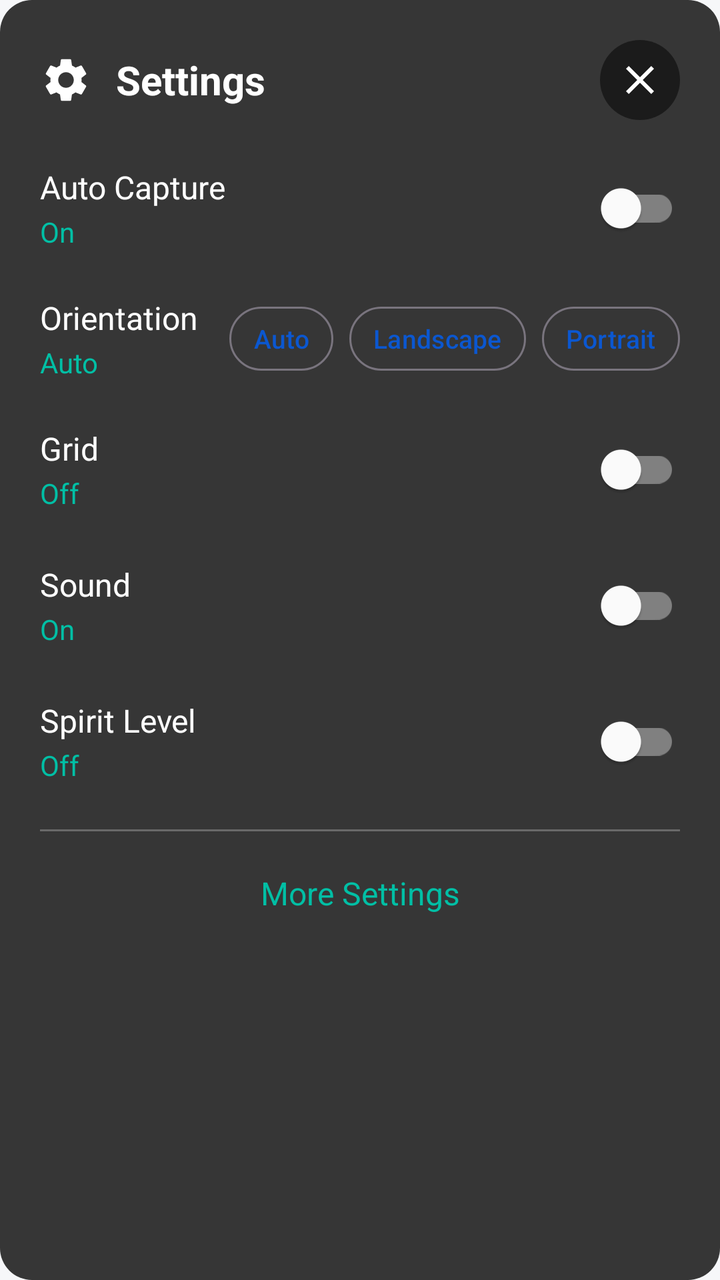
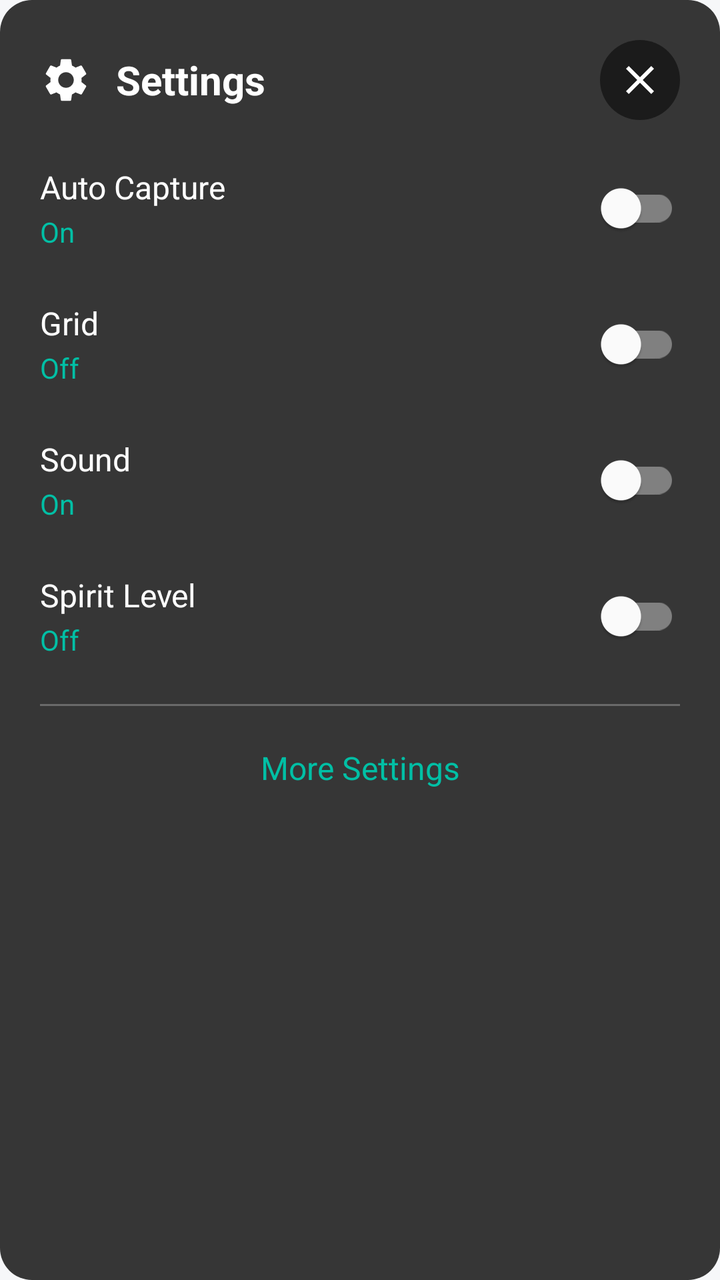

An Android layout rendered at two revisions. The XML below is the earlier revision; the diff shows what the commit changed to produce the second picture.
<!-- AndroidManifest.xml: application theme Theme.Hakunaa -->
<!-- res/layout/dialog_scanner_settings.xml -->
<?xml version="1.0" encoding="utf-8"?>
<LinearLayout xmlns:android="http://schemas.android.com/apk/res/android"
    xmlns:app="http://schemas.android.com/apk/res-auto"
    android:layout_width="match_parent"
    android:layout_height="wrap_content"
    android:background="@drawable/dialog_dark_bg"
    android:orientation="vertical"
    android:padding="20dp">

    
    <LinearLayout
        android:layout_width="match_parent"
        android:layout_height="wrap_content"
        android:gravity="center_vertical"
        android:orientation="horizontal">

        <ImageView
            android:layout_width="26dp"
            android:layout_height="26dp"
            android:src="@drawable/ic_settings"
            android:tint="#FFFFFF" />

        <TextView
            android:layout_width="0dp"
            android:layout_height="wrap_content"
            android:layout_marginStart="12dp"
            android:layout_weight="1"
            android:text="Settings"
            android:textColor="#FFFFFF"
            android:textSize="20sp"
            android:textStyle="bold" />

        <ImageButton
            android:id="@+id/btnCloseSettings"
            android:layout_width="40dp"
            android:layout_height="40dp"
            android:background="@drawable/circle_button_bg"
            android:contentDescription="Close"
            android:src="@drawable/ic_close"
            android:tint="#FFFFFF" />
    </LinearLayout>

    
    <LinearLayout
        android:layout_width="match_parent"
        android:layout_height="wrap_content"
        android:layout_marginTop="20dp"
        android:gravity="center_vertical"
        android:orientation="horizontal">

        <LinearLayout
            android:layout_width="0dp"
            android:layout_height="wrap_content"
            android:layout_weight="1"
            android:orientation="vertical">

            <TextView
                android:layout_width="wrap_content"
                android:layout_height="wrap_content"
                android:text="Auto Capture"
                android:textColor="#FFFFFF"
                android:textSize="16sp" />

            <TextView
                android:id="@+id/tvAutoCaptureState"
                android:layout_width="wrap_content"
                android:layout_height="wrap_content"
                android:layout_marginTop="2dp"
                android:text="On"
                android:textColor="#00BFA5"
                android:textSize="14sp" />
        </LinearLayout>

        <com.google.android.material.switchmaterial.SwitchMaterial
            android:id="@+id/swAutoCapture"
            android:layout_width="wrap_content"
            android:layout_height="wrap_content"
            app:thumbTint="@color/switch_thumb"
            app:trackTint="@color/switch_track" />
    </LinearLayout>

    
    <LinearLayout
        android:layout_width="match_parent"
        android:layout_height="wrap_content"
        android:layout_marginTop="20dp"
        android:gravity="center_vertical"
        android:orientation="horizontal">

        <LinearLayout
            android:layout_width="0dp"
            android:layout_height="wrap_content"
            android:layout_weight="1"
            android:orientation="vertical">

            <TextView
                android:layout_width="wrap_content"
                android:layout_height="wrap_content"
                android:text="Orientation"
                android:textColor="#FFFFFF"
                android:textSize="16sp" />

            <TextView
                android:id="@+id/tvOrientationState"
                android:layout_width="wrap_content"
                android:layout_height="wrap_content"
                android:layout_marginTop="2dp"
                android:text="Auto"
                android:textColor="#00BFA5"
                android:textSize="14sp" />
        </LinearLayout>

        <LinearLayout
            android:layout_width="wrap_content"
            android:layout_height="wrap_content"
            android:orientation="horizontal">

            <com.google.android.material.button.MaterialButton
                android:id="@+id/btnOrientationAuto"
                android:layout_width="wrap_content"
                android:layout_height="40dp"
                android:minWidth="0dp"
                android:paddingStart="12dp"
                android:paddingEnd="12dp"
                android:text="Auto"
                android:textSize="13sp"
                style="@style/Widget.Material3.Button.OutlinedButton" />

            <com.google.android.material.button.MaterialButton
                android:id="@+id/btnOrientationLandscape"
                android:layout_width="wrap_content"
                android:layout_height="40dp"
                android:layout_marginStart="8dp"
                android:minWidth="0dp"
                android:paddingStart="12dp"
                android:paddingEnd="12dp"
                android:text="Landscape"
                android:textSize="13sp"
                style="@style/Widget.Material3.Button.OutlinedButton" />

            <com.google.android.material.button.MaterialButton
                android:id="@+id/btnOrientationPortrait"
                android:layout_width="wrap_content"
                android:layout_height="40dp"
                android:layout_marginStart="8dp"
                android:minWidth="0dp"
                android:paddingStart="12dp"
                android:paddingEnd="12dp"
                android:text="Portrait"
                android:textSize="13sp"
                style="@style/Widget.Material3.Button.OutlinedButton" />
        </LinearLayout>
    </LinearLayout>

    
    <LinearLayout
        android:layout_width="match_parent"
        android:layout_height="wrap_content"
        android:layout_marginTop="20dp"
        android:gravity="center_vertical"
        android:orientation="horizontal">

        <LinearLayout
            android:layout_width="0dp"
            android:layout_height="wrap_content"
            android:layout_weight="1"
            android:orientation="vertical">

            <TextView
                android:layout_width="wrap_content"
                android:layout_height="wrap_content"
                android:text="Grid"
                android:textColor="#FFFFFF"
                android:textSize="16sp" />

            <TextView
                android:id="@+id/tvGridState"
                android:layout_width="wrap_content"
                android:layout_height="wrap_content"
                android:layout_marginTop="2dp"
                android:text="Off"
                android:textColor="#00BFA5"
                android:textSize="14sp" />
        </LinearLayout>

        <com.google.android.material.switchmaterial.SwitchMaterial
            android:id="@+id/swGrid"
            android:layout_width="wrap_content"
            android:layout_height="wrap_content"
            app:thumbTint="@color/switch_thumb"
            app:trackTint="@color/switch_track" />
    </LinearLayout>

    
    <LinearLayout
        android:layout_width="match_parent"
        android:layout_height="wrap_content"
        android:layout_marginTop="20dp"
        android:gravity="center_vertical"
        android:orientation="horizontal">

        <LinearLayout
            android:layout_width="0dp"
            android:layout_height="wrap_content"
            android:layout_weight="1"
            android:orientation="vertical">

            <TextView
                android:layout_width="wrap_content"
                android:layout_height="wrap_content"
                android:text="Sound"
                android:textColor="#FFFFFF"
                android:textSize="16sp" />

            <TextView
                android:id="@+id/tvSoundState"
                android:layout_width="wrap_content"
                android:layout_height="wrap_content"
                android:layout_marginTop="2dp"
                android:text="On"
                android:textColor="#00BFA5"
                android:textSize="14sp" />
        </LinearLayout>

        <com.google.android.material.switchmaterial.SwitchMaterial
            android:id="@+id/swSound"
            android:layout_width="wrap_content"
            android:layout_height="wrap_content"
            app:thumbTint="@color/switch_thumb"
            app:trackTint="@color/switch_track" />
    </LinearLayout>

    
    <LinearLayout
        android:layout_width="match_parent"
        android:layout_height="wrap_content"
        android:layout_marginTop="20dp"
        android:gravity="center_vertical"
        android:orientation="horizontal">

        <LinearLayout
            android:layout_width="0dp"
            android:layout_height="wrap_content"
            android:layout_weight="1"
            android:orientation="vertical">

            <TextView
                android:layout_width="wrap_content"
                android:layout_height="wrap_content"
                android:text="Spirit Level"
                android:textColor="#FFFFFF"
                android:textSize="16sp" />

            <TextView
                android:id="@+id/tvSpiritLevelState"
                android:layout_width="wrap_content"
                android:layout_height="wrap_content"
                android:layout_marginTop="2dp"
                android:text="Off"
                android:textColor="#00BFA5"
                android:textSize="14sp" />
        </LinearLayout>

        <com.google.android.material.switchmaterial.SwitchMaterial
            android:id="@+id/swSpiritLevel"
            android:layout_width="wrap_content"
            android:layout_height="wrap_content"
            app:thumbTint="@color/switch_thumb"
            app:trackTint="@color/switch_track" />
    </LinearLayout>

    
    <View
        android:layout_width="match_parent"
        android:layout_height="1dp"
        android:layout_marginTop="20dp"
        android:background="#40FFFFFF" />

    
    <TextView
        android:id="@+id/tvMoreSettings"
        android:layout_width="match_parent"
        android:layout_height="wrap_content"
        android:layout_marginTop="16dp"
        android:gravity="center"
        android:padding="4dp"
        android:text="More Settings"
        android:textColor="#00BFA5"
        android:textSize="16sp" />
</LinearLayout>
<!-- resources referenced by this layout -->
<resources>
  <!-- drawable circle_button_bg (drawable) -->
  <?xml version="1.0" encoding="utf-8"?>
  <shape xmlns:android="http://schemas.android.com/apk/res/android"
      android:shape="oval">
      <solid android:color="#80000000" />
  </shape>
  <!-- drawable dialog_dark_bg (drawable) -->
  <?xml version="1.0" encoding="utf-8"?>
  <shape xmlns:android="http://schemas.android.com/apk/res/android"
      android:shape="rectangle">
      <solid android:color="#E6222222" />
      <corners android:radius="16dp" />
  </shape>
  <!-- drawable ic_close (drawable) -->
  <?xml version="1.0" encoding="utf-8"?>
  <vector xmlns:android="http://schemas.android.com/apk/res/android"
      android:width="24dp"
      android:height="24dp"
      android:viewportWidth="24"
      android:viewportHeight="24">
      <path
          android:fillColor="#000000"
          android:pathData="M19,6.41L17.59,5 12,10.59 6.41,5 5,6.41 10.59,12 5,17.59 6.41,19 12,13.41 17.59,19 19,17.59 13.41,12z" />
  </vector>
  <!-- drawable ic_settings (drawable) -->
  <?xml version="1.0" encoding="utf-8"?>
  <vector xmlns:android="http://schemas.android.com/apk/res/android"
      android:width="24dp"
      android:height="24dp"
      android:viewportWidth="24"
      android:viewportHeight="24">
      <path
          android:fillColor="#FFFFFF"
          android:pathData="M19.14,12.94c0.04,-0.3 0.06,-0.61 0.06,-0.94c0,-0.32 -0.02,-0.64 -0.07,-0.94l2.03,-1.58c0.18,-0.14 0.23,-0.41 0.12,-0.61l-1.92,-3.32c-0.12,-0.22 -0.37,-0.29 -0.59,-0.22l-2.39,0.96c-0.5,-0.38 -1.03,-0.7 -1.62,-0.94L14.4,2.81c-0.04,-0.24 -0.24,-0.41 -0.48,-0.41h-3.84c-0.24,0 -0.43,0.17 -0.47,0.41L9.25,5.35C8.66,5.59 8.12,5.92 7.63,6.29L5.24,5.33c-0.22,-0.08 -0.47,0 -0.59,0.22L2.74,8.87C2.62,9.08 2.66,9.34 2.86,9.48l2.03,1.58C4.84,11.36 4.8,11.69 4.8,12s0.02,0.64 0.07,0.94l-2.03,1.58c-0.18,0.14 -0.23,0.41 -0.12,0.61l1.92,3.32c0.12,0.22 0.37,0.29 0.59,0.22l2.39,-0.96c0.5,0.38 1.03,0.7 1.62,0.94l0.36,2.54c0.05,0.24 0.24,0.41 0.48,0.41h3.84c0.24,0 0.44,-0.17 0.47,-0.41l0.36,-2.54c0.59,-0.24 1.13,-0.56 1.62,-0.94l2.39,0.96c0.22,0.08 0.47,0 0.59,-0.22l1.92,-3.32c0.12,-0.22 0.07,-0.47 -0.12,-0.61L19.14,12.94zM12,15.6c-1.98,0 -3.6,-1.62 -3.6,-3.6s1.62,-3.6 3.6,-3.6s3.6,1.62 3.6,3.6S13.98,15.6 12,15.6z" />
  </vector>
  <style name="Theme.Hakunaa" parent="Theme.Material3.Light.NoActionBar">
          <item name="colorPrimary">@color/hakunaa_primary</item>
          <item name="colorPrimaryDark">@color/hakunaa_primary_dark</item>
          <item name="colorOnPrimary">@color/hakunaa_on_primary</item>
          <item name="android:windowBackground">@color/hakunaa_background</item>
          <item name="colorSurface">@color/hakunaa_surface</item>
          <item name="android:textColorPrimary">@color/hakunaa_text</item>
          <item name="android:textColorSecondary">@color/hakunaa_text_secondary</item>
      </style>
  <color name="hakunaa_primary">#0B57D0</color>
  <color name="hakunaa_primary_dark">#0842A0</color>
  <color name="hakunaa_on_primary">#FFFFFF</color>
  <color name="hakunaa_background">#F6F7F9</color>
  <color name="hakunaa_surface">#FFFFFF</color>
  <color name="hakunaa_text">#111827</color>
  <color name="hakunaa_text_secondary">#5B6472</color>
</resources>

<!-- the commit's change to res/layout/dialog_scanner_settings.xml (unified diff, before → after) -->
@@ -96,79 +96,6 @@
             <TextView
                 android:layout_width="wrap_content"
                 android:layout_height="wrap_content"
-                android:text="Orientation"
-                android:textColor="#FFFFFF"
-                android:textSize="16sp" />
-
-            <TextView
-                android:id="@+id/tvOrientationState"
-                android:layout_width="wrap_content"
-                android:layout_height="wrap_content"
-                android:layout_marginTop="2dp"
-                android:text="Auto"
-                android:textColor="#00BFA5"
-                android:textSize="14sp" />
-        </LinearLayout>
-
-        <LinearLayout
-            android:layout_width="wrap_content"
-            android:layout_height="wrap_content"
-            android:orientation="horizontal">
-
-            <com.google.android.material.button.MaterialButton
-                android:id="@+id/btnOrientationAuto"
-                android:layout_width="wrap_content"
-                android:layout_height="40dp"
-                android:minWidth="0dp"
-                android:paddingStart="12dp"
-                android:paddingEnd="12dp"
-                android:text="Auto"
-                android:textSize="13sp"
-                style="@style/Widget.Material3.Button.OutlinedButton" />
-
-            <com.google.android.material.button.MaterialButton
-                android:id="@+id/btnOrientationLandscape"
-                android:layout_width="wrap_content"
-                android:layout_height="40dp"
-                android:layout_marginStart="8dp"
-                android:minWidth="0dp"
-                android:paddingStart="12dp"
-                android:paddingEnd="12dp"
-                android:text="Landscape"
-                android:textSize="13sp"
-                style="@style/Widget.Material3.Button.OutlinedButton" />
-
-            <com.google.android.material.button.MaterialButton
-                android:id="@+id/btnOrientationPortrait"
-                android:layout_width="wrap_content"
-                android:layout_height="40dp"
-                android:layout_marginStart="8dp"
-                android:minWidth="0dp"
-                android:paddingStart="12dp"
-                android:paddingEnd="12dp"
-                android:text="Portrait"
-                android:textSize="13sp"
-                style="@style/Widget.Material3.Button.OutlinedButton" />
-        </LinearLayout>
-    </LinearLayout>
-
-    
-    <LinearLayout
-        android:layout_width="match_parent"
-        android:layout_height="wrap_content"
-        android:layout_marginTop="20dp"
-        android:gravity="center_vertical"
-        android:orientation="horizontal">
-
-        <LinearLayout
-            android:layout_width="0dp"
-            android:layout_height="wrap_content"
-            android:layout_weight="1"
-            android:orientation="vertical">
-
-            <TextView
-                android:layout_width="wrap_content"
-                android:layout_height="wrap_content"
                 android:text="Grid"
                 android:textColor="#FFFFFF"
                 android:textSize="16sp" />
